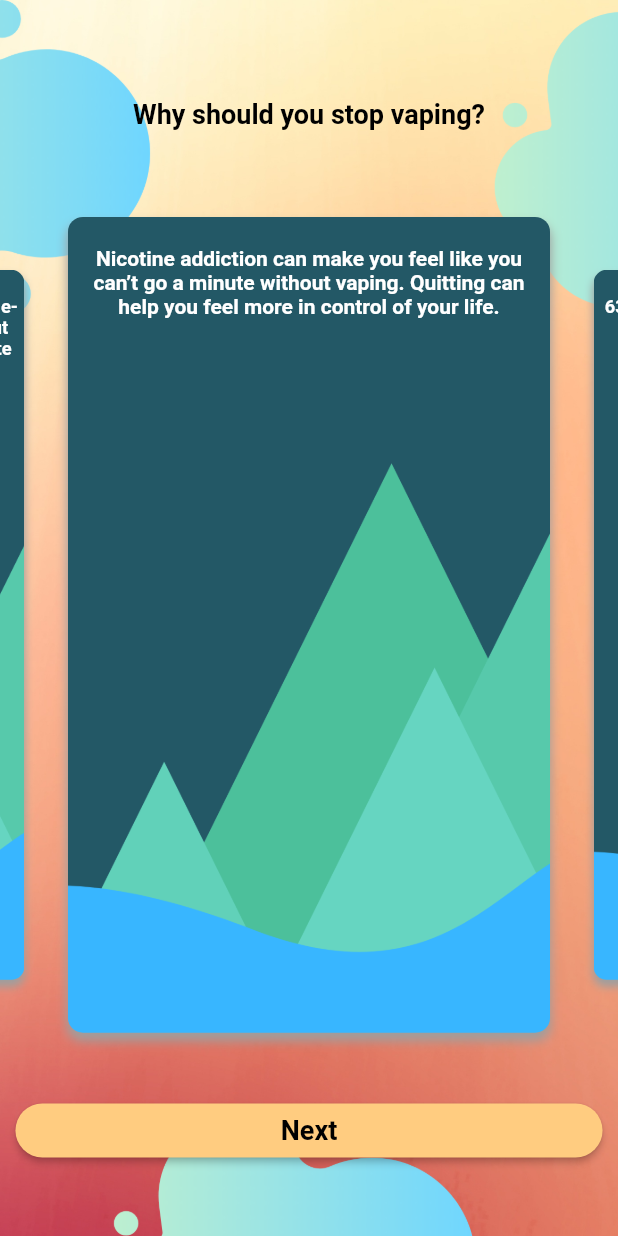
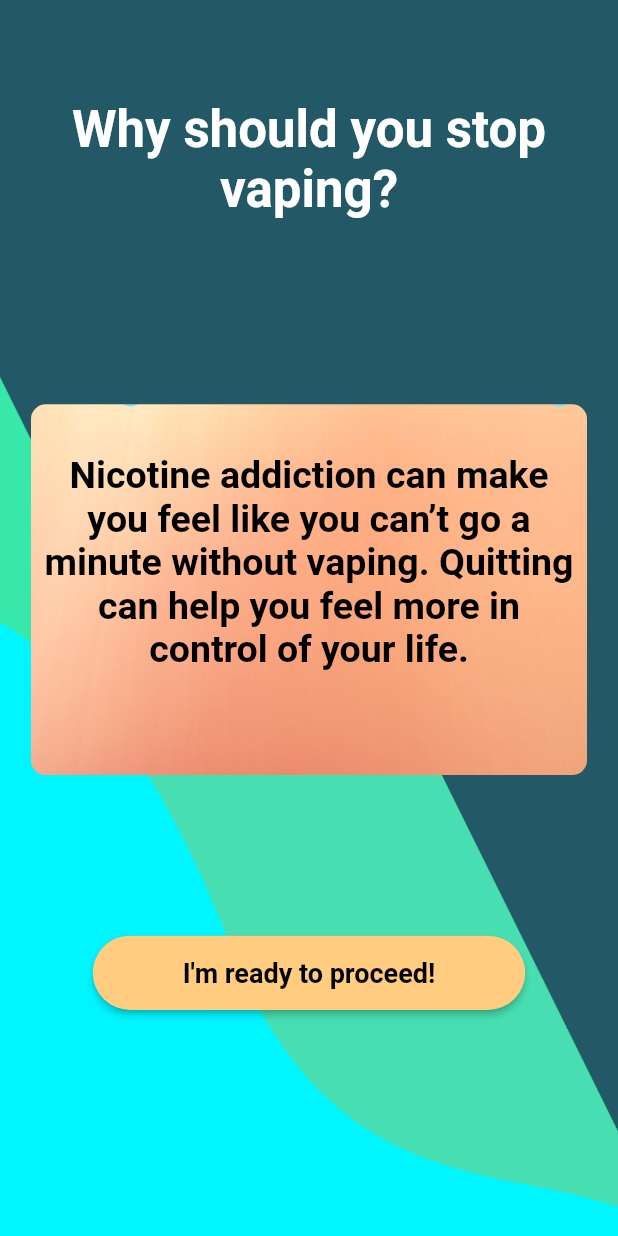
Before and after one commit to SashvDave/Kwit, a Flutter app: the ShockTherapy screen opened directly, on a phone screen of 412 x 824 dp. Run offline on Flutter 3.47's test engine with Material 2 defaults, Android fonts, the phone set to English and light mode, and no system bars; drawn by our look-alikes of carousel_slider; our stand-ins replace audioplayers, circular_countdown_timer, firebase_auth, firebase_core, flutter_svg, google_sign_in and 1 more; missing offline and left inert: maze, pdf_flutter; accounts and stored records are empty.

Commit message:
redo login/reg and shock therapy

```diff
--- a/lib/screens/login.dart
+++ b/lib/screens/login.dart
@@ -84,7 +84,6 @@ class LoginScreen extends State<login> {
     print("signed in ");
     Navigator.push(
         context, MaterialPageRoute(builder: (context) => ShockTherapy()));
-    return user;
   }
 
   @override
@@ -95,7 +94,7 @@ class LoginScreen extends State<login> {
         Container(
           decoration: BoxDecoration(
             image: DecorationImage(
-              image: AssetImage('assets/loginbg5.png'),
+              image: AssetImage('assets/newlogin.png'),
               fit: BoxFit.cover,
             ),
           ),
--- a/lib/screens/register.dart
+++ b/lib/screens/register.dart
@@ -67,7 +67,7 @@ class RegisterScreen extends State<register> {
           decoration: BoxDecoration(
             color: const Color(0xFF235866),
             image: DecorationImage(
-              image: AssetImage('assets/loginbg6.png'),
+              image: AssetImage('assets/newreg.png'),
               fit: BoxFit.cover,
             ),
           ),
--- a/lib/shockTherapy.dart
+++ b/lib/shockTherapy.dart
@@ -12,7 +12,7 @@ class ShockTherapy extends StatelessWidget {
           Container(
             decoration: BoxDecoration(
               image: DecorationImage(
-                image: AssetImage('assets/bg21.png'),
+                image: AssetImage('assets/bg1.png'),
                 fit: BoxFit.cover,
               ),
             ),
@@ -28,27 +28,28 @@ class ShockTherapy extends StatelessWidget {
                       MediaQuery.of(context).size.height * 0.05),
                   child: Text(
                     "Why should you stop vaping?",
+                    textAlign: TextAlign.center,
                     style: TextStyle(
                       fontWeight: FontWeight.bold,
-                      fontSize: 18,
-                      color: Colors.black,
+                      fontSize: 34,
+                      color: Colors.white,
                     ),
                   ),
                 ),
                 CarouselSlider(
                   options: CarouselOptions(
-                    height: MediaQuery.of(context).size.height * 0.7,
+                    height: MediaQuery.of(context).size.height * 0.5,
                     aspectRatio: 16 / 9,
                     viewportFraction: 0.8,
                     initialPage: 0,
                     enableInfiniteScroll: true,
                     reverse: false,
                     autoPlay: true,
-                    autoPlayInterval: Duration(seconds: 7),
-                    autoPlayAnimationDuration: Duration(milliseconds: 1500),
+                    autoPlayInterval: Duration(seconds: 6),
+                    autoPlayAnimationDuration: Duration(milliseconds: 1200),
                     autoPlayCurve: Curves.fastOutSlowIn,
                     enlargeCenterPage: true,
-                    scrollDirection: Axis.horizontal,
+                    scrollDirection: Axis.vertical,
                   ),
                   items: [
                     "\nNicotine addiction can make you feel like you can’t go a minute without vaping. Quitting can help you feel more in control of your life.",
@@ -63,34 +64,27 @@ class ShockTherapy extends StatelessWidget {
                       builder: (BuildContext context) {
                         return Container(
                           decoration: BoxDecoration(
-                            boxShadow: [
-                              BoxShadow(
-                                color: Colors.grey,
-                                offset: Offset(0.0, 5.0),
-                                blurRadius: 5.0,
-                              ),
-                            ],
                             borderRadius: BorderRadius.circular(10.0),
                             image: DecorationImage(
-                              image: AssetImage('assets/bg3.png'),
+                              image: AssetImage('assets/bg21.png'),
                               fit: BoxFit.cover,
                             ),
                           ),
                           padding: EdgeInsets.all(4),
                           margin: EdgeInsets.fromLTRB(
-                              MediaQuery.of(context).size.width * 0.01,
+                              MediaQuery.of(context).size.width * 0.05,
                               MediaQuery.of(context).size.height * 0.02,
-                              MediaQuery.of(context).size.width * 0.01,
+                              MediaQuery.of(context).size.width * 0.05,
                               MediaQuery.of(context).size.height * 0.02),
-                          height: MediaQuery.of(context).size.height * 0.13,
-                          width: MediaQuery.of(context).size.width * 0.86,
+                          height: MediaQuery.of(context).size.height * 0.3,
+                          width: MediaQuery.of(context).size.width * 0.5,
                           child: Text(
                             "$i",
                             textAlign: TextAlign.center,
                             style: TextStyle(
-                              fontWeight: FontWeight.bold,
-                              color: Colors.white,
-                            ),
+                                fontSize: 25,
+                                fontWeight: FontWeight.bold,
+                                color: Colors.black),
                           ),
                         );
                       },
@@ -99,14 +93,16 @@ class ShockTherapy extends StatelessWidget {
                 ),
                 new Container(
                   margin: EdgeInsets.fromLTRB(
-                      MediaQuery.of(context).size.width * 0.01,
+                      MediaQuery.of(context).size.width * 0.15,
                       MediaQuery.of(context).size.height * 0.03,
-                      MediaQuery.of(context).size.width * 0.01,
+                      MediaQuery.of(context).size.width * 0.15,
                       MediaQuery.of(context).size.height * 0.03),
                   width: MediaQuery.of(context).size.width * 0.95,
+                  height: MediaQuery.of(context).size.height * 0.06,
                   child: RaisedButton(
+                    hoverElevation: 100,
                     child: Text(
-                      "Next",
+                      "I'm ready to proceed!",
                       textAlign: TextAlign.center,
                       style: TextStyle(
                         fontWeight: FontWeight.bold,
@@ -115,7 +111,7 @@ class ShockTherapy extends StatelessWidget {
                       ),
                     ),
                     shape: RoundedRectangleBorder(
-                      borderRadius: BorderRadius.circular(18.0),
+                      borderRadius: BorderRadius.circular(70.0),
                     ),
                     color: Colors.orange[200],
                     onPressed: () {
```
Also changed, not shown: assets/newlogin.png (added), assets/newreg.png (added).
